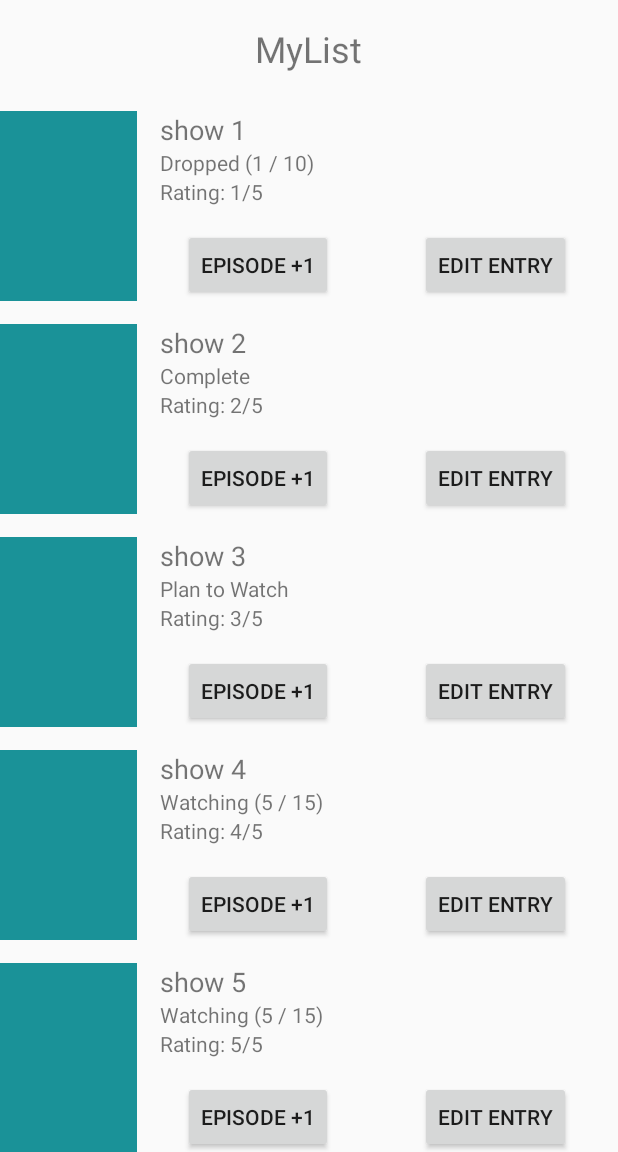
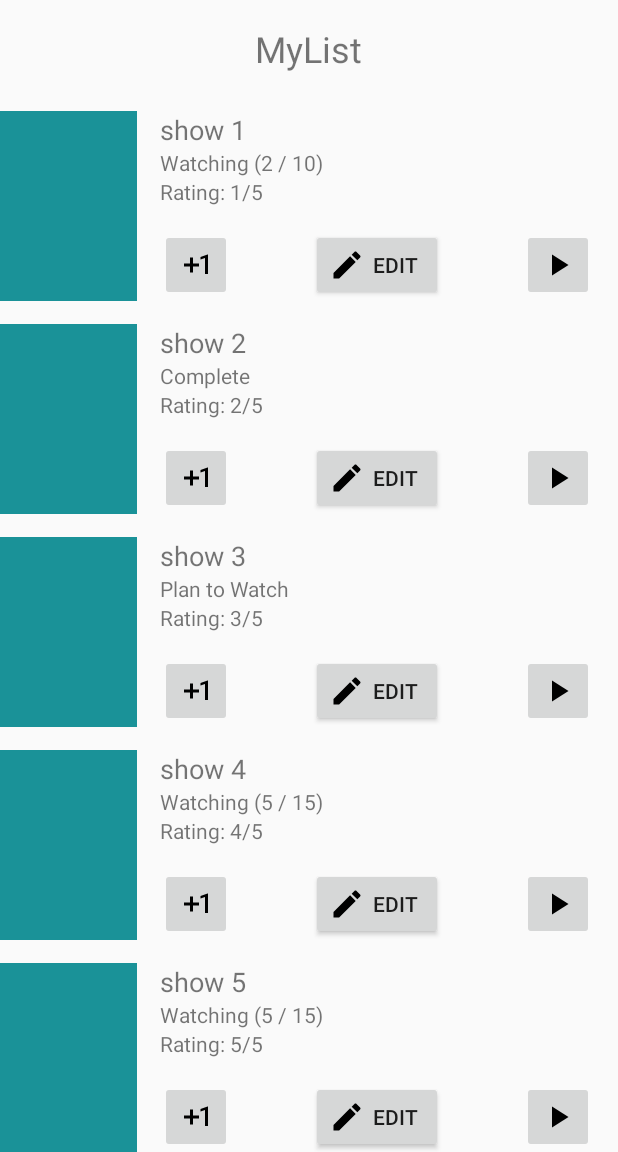
Before and after one commit to camd67/stream-surfer-android, an Android app: the MyListActivity screen opened directly, with no data from a screen before it, after a tap on "Search", on a phone screen of 412 x 824 dp, the part 84-1236 px from its top. Run offline under Robolectric (Android 15) with nearby library versions, the phone set to English and light mode, and no system bars; 2 other taps on this screen came first.

Commit message:
rename icons, add icons to mylist

```diff
--- a/StreamSurfer/app/src/main/java/com/streamsurfer/surfers/streamsurfer/BaseActivity.java
+++ b/StreamSurfer/app/src/main/java/com/streamsurfer/surfers/streamsurfer/BaseActivity.java
@@ -45,7 +45,7 @@ public class BaseActivity extends AppCompatActivity {
             navView.setCheckedItem(selectedItem);
         }
         Toolbar toolbar = (Toolbar)findViewById(R.id.toolbar);
-        toolbar.setNavigationIcon(R.drawable.ic_menu_black_24dp);
+        toolbar.setNavigationIcon(R.drawable.icon_menu);
         setSupportActionBar(toolbar);
     }
 
--- a/StreamSurfer/app/src/main/java/com/streamsurfer/surfers/streamsurfer/ListEntry.java
+++ b/StreamSurfer/app/src/main/java/com/streamsurfer/surfers/streamsurfer/ListEntry.java
@@ -46,6 +46,9 @@ public class ListEntry {
         constrainEps();
         if(epsSeen == totalEps){
             setStatus(ShowStatus.COMPLETE);
+        }
+        if(status == ShowStatus.DROPPED){
+            setStatus(ShowStatus.WATCHING);
         }
     }
 
--- a/StreamSurfer/app/src/main/java/com/streamsurfer/surfers/streamsurfer/MyListAdapter.java
+++ b/StreamSurfer/app/src/main/java/com/streamsurfer/surfers/streamsurfer/MyListAdapter.java
@@ -7,6 +7,7 @@ import android.view.View;
 import android.view.ViewGroup;
 import android.widget.BaseAdapter;
 import android.widget.Button;
+import android.widget.ImageButton;
 import android.widget.ImageView;
 import android.widget.TextView;
 import android.widget.Toast;
@@ -53,30 +54,25 @@ public class MyListAdapter extends BaseAdapter {
 
         ImageView thumbnail = (ImageView)row.findViewById(R.id.my_list_thumbnail);
         TextView title = (TextView)row.findViewById(R.id.my_list_title_header);
-        TextView status = (TextView)row.findViewById(R.id.my_list_status);
+        final TextView status = (TextView)row.findViewById(R.id.my_list_status);
         TextView rating = (TextView)row.findViewById(R.id.my_list_rating);
-        Button plusOne = (Button)row.findViewById(R.id.my_list_plus_one);
+        ImageButton plusOne = (ImageButton)row.findViewById(R.id.my_list_plus_one);
         Button edit = (Button)row.findViewById(R.id.my_list_edit);
 
-        Resources res = context.getResources();
+        final Resources res = context.getResources();
         setText(entry.getTitle(), title);
         setText(res.getString(R.string.my_list_rating, entry.getRating(), ListEntry.MAX_RATING), rating);
 
-        if(entry.getStatus() == ShowStatus.COMPLETE){
-            setText(res.getString(R.string.my_list_complete), status);
-        } else if (entry.getStatus() == ShowStatus.DROPPED){
-            setText(res.getString(R.string.my_list_dropped, entry.getEpsSeen(), entry.getTotalEps()), status);
-        } else if (entry.getStatus() == ShowStatus.WATCHING){
-            setText(res.getString(R.string.my_list_watching, entry.getEpsSeen(), entry.getTotalEps()), status);
-        } else {
-            // default to PTW
-            setText(res.getString(R.string.my_list_plan_to_watch), status);
-        }
+        setStatusText(entry, status, res);
+
+        if(entry.getStatus() == ShowStatus.COMPLETE || entry.getStatus() == ShowStatus.DROPPED)
 
         plusOne.setOnClickListener(new View.OnClickListener() {
             @Override
             public void onClick(View v) {
                 entry.incrementEps();
+                // force update of entry
+                setStatusText(entry, status, res);
             }
         });
         edit.setOnClickListener(new View.OnClickListener() {
@@ -88,6 +84,19 @@ public class MyListAdapter extends BaseAdapter {
         return  row;
     }
 
+    private void setStatusText(ListEntry entry, TextView status, Resources res) {
+        if(entry.getStatus() == ShowStatus.COMPLETE){
+            setText(res.getString(R.string.my_list_complete), status);
+        } else if (entry.getStatus() == ShowStatus.DROPPED){
+            setText(res.getString(R.string.my_list_dropped, entry.getEpsSeen(), entry.getTotalEps()), status);
+        } else if (entry.getStatus() == ShowStatus.WATCHING){
+            setText(res.getString(R.string.my_list_watching, entry.getEpsSeen(), entry.getTotalEps()), status);
+        } else {
+            // default to PTW
+            setText(res.getString(R.string.my_list_plan_to_watch), status);
+        }
+    }
+
     private void setText(String text, TextView v){
         if(v != null){
             v.setText(text);
--- /dev/null
+++ b/StreamSurfer/app/src/main/res/drawable/icon_edit_pencil.xml
@@ -0,0 +1,9 @@
+<vector xmlns:android="http://schemas.android.com/apk/res/android"
+        android:width="24dp"
+        android:height="24dp"
+        android:viewportWidth="24.0"
+        android:viewportHeight="24.0">
+    <path
+        android:fillColor="#FF000000"
+        android:pathData="M3,17.25V21h3.75L17.81,9.94l-3.75,-3.75L3,17.25zM20.71,7.04c0.39,-0.39 0.39,-1.02 0,-1.41l-2.34,-2.34c-0.39,-0.39 -1.02,-0.39 -1.41,0l-1.83,1.83 3.75,3.75 1.83,-1.83z"/>
+</vector>
--- /dev/null
+++ b/StreamSurfer/app/src/main/res/drawable/icon_play.xml
@@ -0,0 +1,9 @@
+<vector xmlns:android="http://schemas.android.com/apk/res/android"
+        android:width="24dp"
+        android:height="24dp"
+        android:viewportWidth="24.0"
+        android:viewportHeight="24.0">
+    <path
+        android:fillColor="#FF000000"
+        android:pathData="M8,5v14l11,-7z"/>
+</vector>
--- /dev/null
+++ b/StreamSurfer/app/src/main/res/drawable/icon_plus_one.xml
@@ -0,0 +1,9 @@
+<vector xmlns:android="http://schemas.android.com/apk/res/android"
+        android:width="24dp"
+        android:height="24dp"
+        android:viewportWidth="24.0"
+        android:viewportHeight="24.0">
+    <path
+        android:fillColor="#FF000000"
+        android:pathData="M10,7L8,7v4L4,11v2h4v4h2v-4h4v-2h-4L10,7zM20,18h-2L18,7.38L15,8.4L15,6.7L19.7,5h0.3v13z"/>
+</vector>
--- a/StreamSurfer/app/src/main/res/layout/item_my_list.xml
+++ b/StreamSurfer/app/src/main/res/layout/item_my_list.xml
@@ -47,13 +47,11 @@
             android:layout_below="@+id/my_list_rating"
             android:layout_alignParentLeft="true"
             android:layout_alignParentStart="true">
-            <Button
+            <ImageButton
                 android:layout_width="wrap_content"
                 android:layout_height="match_parent"
-                android:text="@string/add_episode"
+                android:src="@drawable/icon_plus_one"
                 android:id="@+id/my_list_plus_one"
-                android:layout_marginLeft="15dp"
-                android:layout_marginStart="15dp"
                 android:layout_alignParentTop="true"
                 android:layout_alignParentLeft="true"
                 android:layout_alignParentStart="true" />
@@ -62,11 +60,18 @@
                 android:layout_height="match_parent"
                 android:text="@string/edit_entry"
                 android:id="@+id/my_list_edit"
-                android:layout_marginRight="15dp"
-                android:layout_marginEnd="15dp"
+                android:drawableLeft="@drawable/icon_edit_pencil"
+                android:drawableStart="@drawable/icon_edit_pencil"
+                android:layout_alignParentTop="true"
+                android:layout_centerHorizontal="true" />
+            <ImageButton
+                android:layout_width="wrap_content"
+                android:layout_height="match_parent"
+                android:id="@+id/my_list_watch"
                 android:layout_alignParentTop="true"
                 android:layout_alignParentRight="true"
-                android:layout_alignParentEnd="true" />
+                android:layout_alignParentEnd="true"
+                android:src="@drawable/icon_play"/>
         </RelativeLayout>
     </RelativeLayout>
 
--- a/StreamSurfer/app/src/main/res/menu/drawer_menu.xml
+++ b/StreamSurfer/app/src/main/res/menu/drawer_menu.xml
@@ -4,16 +4,16 @@
     <group android:checkableBehavior="single">
         <item
             android:id="@+id/nav_search"
-            android:icon="@drawable/ic_search_black_24dp"
+            android:icon="@drawable/icon_search"
             android:title="@string/search" />
         <item
             android:id="@+id/nav_advanced_search"
-            android:icon="@drawable/ic_zoom_in_black_24dp"
+            android:icon="@drawable/icon_advanced_search"
             android:title="@string/advanced_search" />
         <item
             android:id="@+id/nav_my_list"
             android:title="@string/my_list"
-            android:icon="@drawable/ic_book_black_24dp"/>
+            android:icon="@drawable/icon_my_list"/>
     </group>
 
     <item android:title="@string/categories">
@@ -21,19 +21,19 @@
             <item
                 android:id="@+id/nav_popular"
                 android:title="@string/popular"
-                android:icon="@drawable/ic_folder_black_24dp"/>
+                android:icon="@drawable/icon_folder"/>
             <item
                 android:id="@+id/nav_recently_updated"
                 android:title="@string/recently_updated"
-                android:icon="@drawable/ic_folder_black_24dp"/>
+                android:icon="@drawable/icon_folder"/>
             <item
                 android:id="@+id/nav_genres"
                 android:title="@string/genres"
-                android:icon="@drawable/ic_folder_black_24dp" />
+                android:icon="@drawable/icon_folder" />
             <item
                 android:id="@+id/nav_services"
                 android:title="@string/services"
-                android:icon="@drawable/ic_folder_black_24dp"/>
+                android:icon="@drawable/icon_folder"/>
         </menu>
     </item>
     <group android:checkableBehavior="single">
--- a/StreamSurfer/app/src/main/res/menu/toolbar_icons.xml
+++ b/StreamSurfer/app/src/main/res/menu/toolbar_icons.xml
@@ -2,12 +2,12 @@
     xmlns:app="http://schemas.android.com/apk/res-auto">
     <item
         android:id="@+id/search_icon"
-        android:icon="@drawable/ic_search_black_24dp"
+        android:icon="@drawable/icon_search"
         android:title="@string/search"
         app:showAsAction="ifRoom"/>
     <item
         android:id="@+id/my_list_icon"
-        android:icon="@drawable/ic_book_black_24dp"
+        android:icon="@drawable/icon_my_list"
         android:title="@string/my_list"
         app:showAsAction="ifRoom"/>
 
--- a/StreamSurfer/app/src/main/res/values/strings.xml
+++ b/StreamSurfer/app/src/main/res/values/strings.xml
@@ -18,7 +18,7 @@
     <string name="tagline">Find all your favorite streams with us!</string>
 
     <string name="add_episode">Episode +1</string>
-    <string name="edit_entry">Edit Entry</string>
+    <string name="edit_entry">Edit</string>
     <string name="my_list_complete">Complete</string>
     <string name="my_list_dropped">Dropped (%1$d / %2$d)</string>
     <string name="my_list_watching">Watching (%1$d / %2$d)</string>
```
Also changed, not shown: StreamSurfer/app/src/main/res/drawable-v21/icon_wrench.xml (renamed from StreamSurfer/app/src/main/res/drawable-v21/ic_menu_manage.xml), StreamSurfer/app/src/main/res/drawable/icon_advanced_search.xml (renamed from StreamSurfer/app/src/main/res/drawable/ic_zoom_in_black_24dp.xml), StreamSurfer/app/src/main/res/drawable/icon_folder.xml (renamed from StreamSurfer/app/src/main/res/drawable/ic_folder_black_24dp.xml), StreamSurfer/app/src/main/res/drawable/icon_menu.xml (renamed from StreamSurfer/app/src/main/res/drawable/ic_menu_black_24dp.xml), StreamSurfer/app/src/main/res/drawable/icon_my_list.xml (renamed from StreamSurfer/app/src/main/res/drawable/ic_book_black_24dp.xml), StreamSurfer/app/src/main/res/drawable/icon_search.xml (renamed from StreamSurfer/app/src/main/res/drawable/ic_search_black_24dp.xml).
